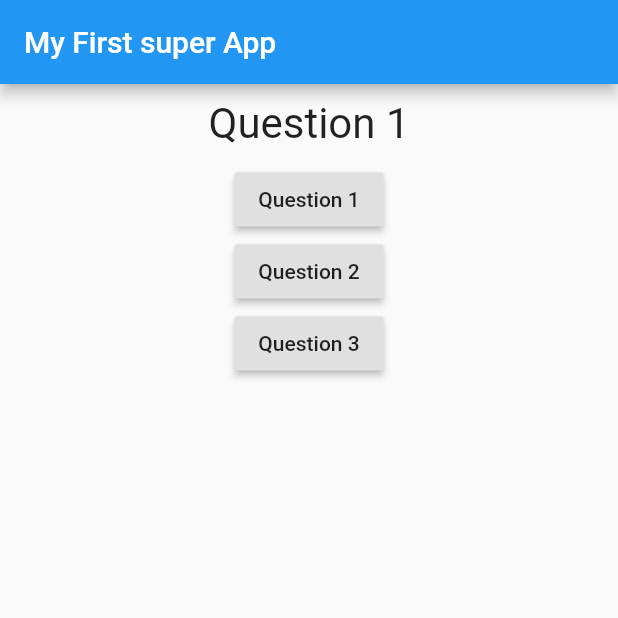
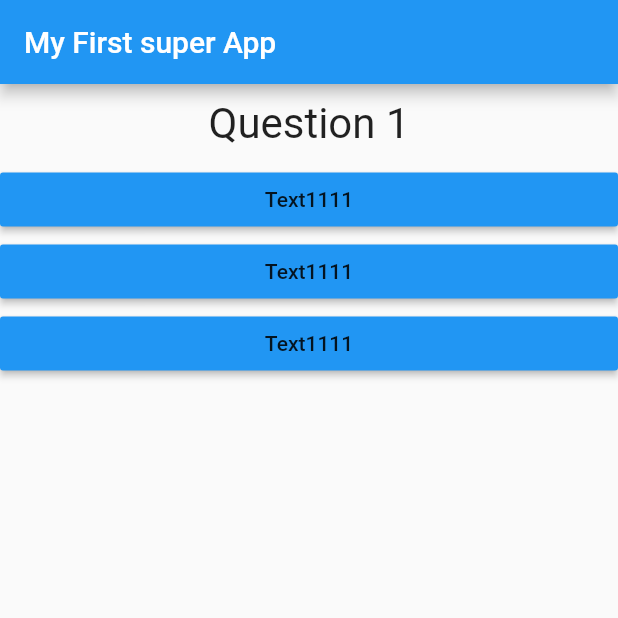
Before and after one commit to matr0s/flutter_cpmplete_guide, a Flutter app: the screen it shows after launch, on a phone screen of 412 x 824 dp, the top half of it. Run offline on Flutter 3.47's test engine with Material 2 defaults, Android fonts, the phone set to English and light mode, and no system bars.

Commit message:
Section #42

```diff
--- /dev/null
+++ b/lib/answer.dart
@@ -0,0 +1,19 @@
+import 'package:flutter/material.dart';
+
+
+class Answer extends StatelessWidget {
+  final Function selectHandler;
+Answer(this.selectHandler);
+
+  @override
+  Widget build(BuildContext context) {
+    return Container(
+      width: double.infinity,
+      child: RaisedButton(
+              color: Colors.blue,
+              child: Text('Text1111'),
+              onPressed: selectHandler,
+            ),
+    );
+  }
+}
--- a/lib/main.dart
+++ b/lib/main.dart
@@ -1,6 +1,7 @@
 import 'package:flutter/material.dart';
 
 import './question.dart';
+import './answer.dart';
 
 void main() {
   runApp(MyApp());
@@ -35,20 +36,9 @@ class _MyAppState extends State<MyApp> {
         body: Column(
           children: [
             Question(questions[_questionIndex]),
-            RaisedButton(
-              child: Text(questions[0]),
-              onPressed: _answerQuestion,
-            ),
-            RaisedButton(
-              child: Text(questions[1]),
-              onPressed: () => print("Button pressed again"),
-            ),
-            RaisedButton(
-              child: Text(questions[2]),
-              onPressed: () {
-                print("Option # Three chosen");
-              },
-            ),
+            Answer(_answerQuestion),
+            Answer(_answerQuestion),
+            Answer(_answerQuestion),
           ],
         ),
       ),
```
